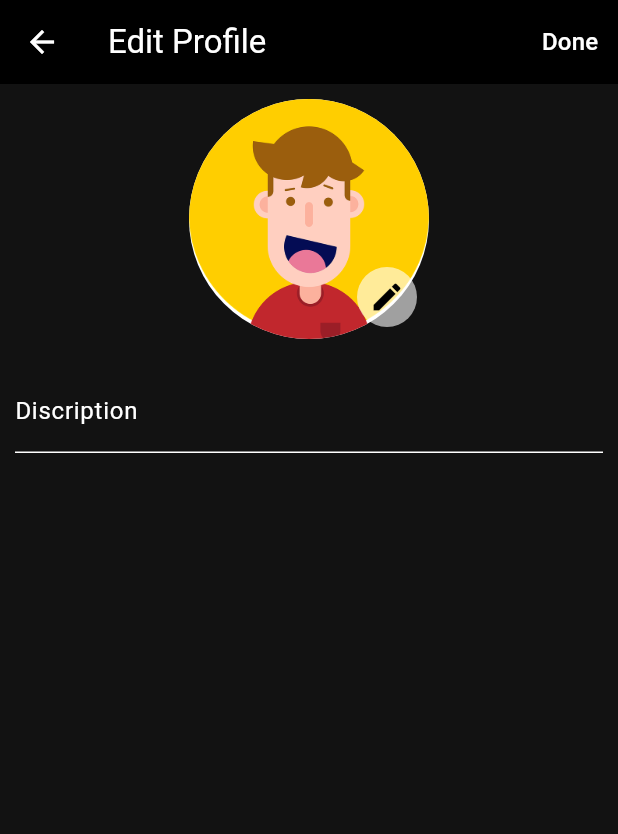
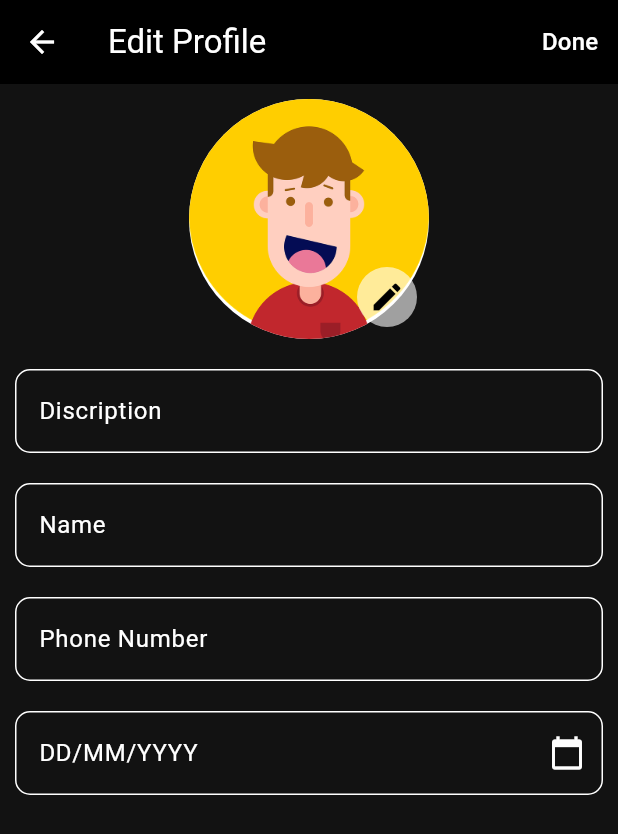
Before and after one commit to Mayank-kr-sh/SocialSense, a Flutter app: the EditProfile screen opened by its route, after a tap on "Done", on a phone screen of 412 x 824 dp. Shown: the top 834 px of the screen. Run offline on Flutter 3.47's test engine with Material 3 defaults, Android fonts, the phone set to English and light mode, and no system bars; our stand-ins replace curved_labeled_navigation_bar, flutter_image_compress, form_validator, get, get_storage, image_picker and 1 more; accounts and stored records are empty.

Commit message:
Update User Profile Completed

```diff
--- a/Application/social_sense/lib/controllers/profile_controller.dart
+++ b/Application/social_sense/lib/controllers/profile_controller.dart
@@ -1,11 +1,18 @@
+import 'dart:convert';
 import 'dart:io';
-
+import 'package:get_storage/get_storage.dart';
+import 'package:http/http.dart' as http;
 import 'package:get/get.dart';
+import 'package:social_sense/controllers/login_controller.dart';
+import 'package:social_sense/controllers/user_controller.dart';
+import 'package:social_sense/models/user_model.dart';
+import 'package:social_sense/utils/api_endpoints.dart';
 import 'package:social_sense/utils/styles/helper.dart';
 
 class ProfileController extends GetxController {
   var loading = false.obs;
   Rx<File?> image = Rx<File?>(null);
+  final box = GetStorage();
 
   // pick the image
   void pickImage() async {
@@ -16,4 +23,62 @@ class ProfileController extends GetxController {
     }
     loading.value = false;
   }
+
+  Future<void> updateUser(
+      String bio, String name, String number, String dob) async {
+    try {
+      loading.value = true;
+      final loginController = Get.put(LoginController());
+      final token = await loginController.getToken();
+      print('objec, $token');
+      await Future.delayed(const Duration(seconds: 2));
+      var headers = {
+        'Content-Type': 'application/json',
+        'Authorization': 'Bearer $token',
+      };
+      var url = Uri.parse(
+        ApiEndPoints.baseUrl + ApiEndPoints.userEndpoints.update,
+      );
+
+      final UserController userController = Get.put(UserController());
+      UserModel? currentUser = userController.getUser;
+      String id = currentUser!.id;
+
+      print('User ID: $id');
+      Map<String, dynamic> body = {
+        'id': id,
+        'name': name,
+        'bio': bio,
+        'phone': number,
+        'dob': dob,
+      };
+      var response = await http.post(
+        url,
+        headers: headers,
+        body: json.encode(body),
+      );
+      if (response.statusCode == 200) {
+        print('User updated');
+        UserModel user = UserModel(
+          id: id,
+          name: name,
+          bio: bio,
+          dob: dob,
+          phone: number,
+        );
+        print(user.name);
+        userController.updateUser(user);
+        Get.back();
+      } else {
+        print('Error updating user');
+        print('Error updating user: ${response.body}');
+        showErrorDialog('Error updating user', 'Error');
+      }
+      loading.value = false;
+    } catch (e, stackTrace) {
+      print('Error: $e');
+      print('Stack trace: $stackTrace');
+      showErrorDialog(e.toString(), 'Error');
+    }
+  }
 }
--- /dev/null
+++ b/Application/social_sense/lib/models/auth_model.dart
@@ -0,0 +1,67 @@
+import 'dart:convert';
+
+AuthModel authModelFromJson(String str) => AuthModel.fromJson(json.decode(str));
+
+String authModelToJson(AuthModel data) => json.encode(data.toJson());
+
+class AuthModel {
+  User user;
+  String token;
+
+  AuthModel({
+    required this.user,
+    required this.token,
+  });
+
+  factory AuthModel.fromJson(Map<String, dynamic> json) => AuthModel(
+        user: User.fromJson(json["user"]),
+        token: json["token"],
+      );
+
+  Map<String, dynamic> toJson() => {
+        "user": user.toJson(),
+        "token": token,
+      };
+}
+
+class User {
+  String id;
+  String name;
+  String email;
+  List<dynamic> posts;
+  String? dob;
+  String? bio;
+  String? phone;
+
+  User({
+    required this.id,
+    required this.name,
+    required this.email,
+    this.posts = const [],
+    this.dob,
+    this.bio,
+    this.phone,
+  });
+
+  factory User.fromJson(Map<String, dynamic> json) => User(
+        id: json["_id"] ?? '',
+        name: json["name"] ?? '',
+        email: json["email"] ?? '',
+        posts: json["posts"] != null
+            ? List<dynamic>.from(json["posts"].map((x) => x))
+            : [],
+        dob: json["dob"] ?? '',
+        bio: json["bio"] ?? '',
+        phone: json["phone"] ?? '',
+      );
+
+  Map<String, dynamic> toJson() => {
+        "_id": id,
+        "name": name,
+        "email": email,
+        "posts": List<dynamic>.from(posts.map((x) => x)),
+        "dob": dob,
+        "bio": bio,
+        "phone": phone,
+      };
+}
--- /dev/null
+++ b/Application/social_sense/lib/models/user_model.dart
@@ -0,0 +1,48 @@
+class UserModel {
+  final String id;
+  final String name;
+  final String? email;
+  final String? dob;
+  final String? bio;
+  final String? phone;
+
+  UserModel({
+    required this.id,
+    required this.name,
+    this.email,
+    this.dob,
+    this.bio,
+    this.phone,
+  });
+
+  factory UserModel.fromJson(Map<String, dynamic> json) {
+    return UserModel(
+      id: json['_id'],
+      name: json['name'],
+      email: json['email'],
+      dob: json['dob'],
+      bio: json['bio'],
+      phone: json['phone'],
+    );
+  }
+
+  Map<String, dynamic> toJson() {
+    return {
+      '_id': id,
+      'name': name,
+      'email': email,
+      'dob': dob,
+      'bio': bio,
+      'phone': phone,
+    };
+  }
+}
+
+// class UserModel {
+//   static String id = '';
+//   static String name = '';
+//   static String email = '';
+//   static String? dob;
+//   static String? bio;
+//   static String? phone;
+// }
--- a/Application/social_sense/lib/utils/api_endpoints.dart
+++ b/Application/social_sense/lib/utils/api_endpoints.dart
@@ -1,6 +1,7 @@
 class ApiEndPoints {
   static const String baseUrl = 'http://10.0.5.212:3000/api/v1/';
   static AuthEndPoint authEndpoints = AuthEndPoint();
+  static UserEndPoint userEndpoints = UserEndPoint();
 }
 
 class AuthEndPoint {
@@ -8,3 +9,8 @@ class AuthEndPoint {
   final String login = '/login';
   final String logout = '/auth/logout';
 }
+
+class UserEndPoint {
+  final String update = '/update';
+  final String get = '/user';
+}
--- a/Application/social_sense/lib/views/profile/edit_profile.dart
+++ b/Application/social_sense/lib/views/profile/edit_profile.dart
@@ -15,6 +15,52 @@ class _EditProfileState extends State<EditProfile> {
   final ProfileController controller = Get.find<ProfileController>();
   final TextEditingController _descriptionController =
       TextEditingController(text: '');
+  final TextEditingController _nameController = TextEditingController(text: '');
+  final TextEditingController _numberController =
+      TextEditingController(text: '');
+  final TextEditingController _dateController = TextEditingController(text: '');
+
+  // @override
+  // void initState() {
+  //   _descriptionController.text = controller.authModel.value.data!.description;
+  //   _nameController.text = controller.authModel.value.data!.name;
+  //   _numberController.text = controller.authModel.value.data!.number;
+  //   _dateController.text = controller.authModel.value.data!.dob;
+  //   super.initState();
+  // }
+
+  DateTime? _selectedDate;
+
+  Future<void> _selectDate(BuildContext context) async {
+    final DateTime? pickedDate = await showDatePicker(
+      context: context,
+      initialDate: _selectedDate ?? DateTime.now(),
+      firstDate: DateTime(1900),
+      lastDate: DateTime.now(),
+    );
+
+    if (pickedDate != null && pickedDate != _selectedDate) {
+      setState(() {
+        _selectedDate = pickedDate;
+        _dateController.text =
+            '${_selectedDate!.day}/${_selectedDate!.month}/${_selectedDate!.year}';
+      });
+    }
+  }
+
+  void onSubmit() {
+    ProfileController().updateUser(_descriptionController.text,
+        _nameController.text, _numberController.text, _dateController.text);
+  }
+
+  @override
+  void dispose() {
+    _descriptionController.dispose();
+    _dateController.dispose();
+    _nameController.dispose();
+    _numberController.dispose();
+    super.dispose();
+  }
 
   @override
   Widget build(BuildContext context) {
@@ -24,7 +70,7 @@ class _EditProfileState extends State<EditProfile> {
         centerTitle: false,
         actions: [
           TextButton(
-            onPressed: () {},
+            onPressed: onSubmit,
             child: const Text(
               'Done',
               style: TextStyle(color: Colors.white, fontSize: 16),
@@ -59,9 +105,57 @@ class _EditProfileState extends State<EditProfile> {
             TextFormField(
               controller: _descriptionController,
               decoration: const InputDecoration(
-                  border: UnderlineInputBorder(),
-                  hintText: 'Your Discription',
-                  label: Text('Discription')),
+                border: OutlineInputBorder(
+                  borderRadius: BorderRadius.all(Radius.circular(10)),
+                ),
+                hintText: 'About Discription',
+                label: Text('Discription'),
+              ),
+            ),
+            const SizedBox(height: 20),
+            TextFormField(
+              controller: _nameController,
+              decoration: const InputDecoration(
+                border: OutlineInputBorder(
+                  borderRadius: BorderRadius.all(Radius.circular(10)),
+                ),
+                hintText: 'Your Name',
+                label: Text('Name'),
+              ),
+            ),
+            const SizedBox(height: 20),
+            TextFormField(
+              controller: _numberController,
+              keyboardType: TextInputType.phone,
+              decoration: const InputDecoration(
+                border: OutlineInputBorder(
+                  borderRadius: BorderRadius.all(Radius.circular(10)),
+                ),
+                hintText: 'Enter Your Number',
+                label: Text('Phone Number'),
+              ),
+            ),
+            const SizedBox(height: 20),
+            InkWell(
+              onTap: () {
+                _selectDate(context);
+              },
+              child: IgnorePointer(
+                child: TextFormField(
+                  controller: _dateController,
+                  readOnly: true,
+                  decoration: InputDecoration(
+                    border: const OutlineInputBorder(
+                      borderRadius: BorderRadius.all(Radius.circular(10)),
+                    ),
+                    labelText: 'DD/MM/YYYY',
+                    hintText: _selectedDate != null
+                        ? '${_selectedDate!.day}/${_selectedDate!.month}/${_selectedDate!.year}'
+                        : 'Select Date of Birth',
+                    suffixIcon: const Icon(Icons.calendar_today),
+                  ),
+                ),
+              ),
             ),
           ],
         ),
--- a/Application/social_sense/pubspec.yaml
+++ b/Application/social_sense/pubspec.yaml
@@ -39,6 +39,7 @@ dependencies:
   http: ^1.2.0
   image_picker: ^1.0.7
   logger: ^2.1.0
+  provider: ^6.1.2
   shared_preferences: ^2.2.2
   uuid: ^4.3.3
 
```
Also changed, not shown: Application/social_sense/lib/controllers/login_controller.dart (+10 -5 lines), Application/social_sense/lib/controllers/user_controller.dart (added, +33 -0 lines), Application/social_sense/lib/main.dart (+9 -0 lines), Application/social_sense/lib/views/auth/login.dart (+7 -0 lines), Application/social_sense/lib/views/auth/register.dart (+8 -0 lines), Application/social_sense/lib/views/profile/profile_screen.dart (+26 -9 lines), Application/social_sense/pubspec.lock, 4 other files.
